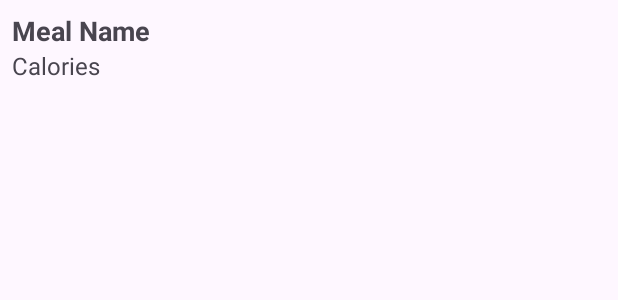
After one commit to Fadrickmmb/GetFit_Android, an Android app: the layout meal_list_item.xml on its own in the app's theme, with its tools: preview values and no code run, on a phone screen of 412 x 824 dp. The commit adds this screen. Shown: the top 300 px of the screen. Run offline under Robolectric (Android 15) with nearby library versions, the phone set to English and light mode, and no system bars.

Commit message:
Displaying Day's Meals on the MainScreen.java

```diff
--- a/app/src/main/java/com/example/getfit_android/AddMeal.java
+++ b/app/src/main/java/com/example/getfit_android/AddMeal.java
@@ -166,4 +166,6 @@ public class AddMeal extends AppCompatActivity {
             }
         });
     }
+
+
 }
--- /dev/null
+++ b/app/src/main/res/layout/meal_list_item.xml
@@ -0,0 +1,22 @@
+<?xml version="1.0" encoding="utf-8"?>
+<LinearLayout xmlns:android="http://schemas.android.com/apk/res/android"
+    android:layout_width="match_parent"
+    android:layout_height="wrap_content"
+    android:orientation="vertical"
+    android:padding="8dp">
+
+    <TextView
+        android:id="@+id/mealNameListItem"
+        android:layout_width="wrap_content"
+        android:layout_height="wrap_content"
+        android:text="Meal Name"
+        android:textSize="18sp"
+        android:textStyle="bold" />
+
+    <TextView
+        android:id="@+id/mealCaloriesListItem"
+        android:layout_width="wrap_content"
+        android:layout_height="wrap_content"
+        android:text="Calories"
+        android:textSize="16sp" />
+</LinearLayout>
```
Also changed, not shown: app/src/main/java/com/example/getfit_android/MainScreen.java (+58 -1 lines), app/src/main/java/com/example/getfit_android/MainScreenAdapter.java (added, +51 -0 lines), app/src/main/java/com/example/getfit_android/VolleySingleton.java (added, +36 -0 lines).
